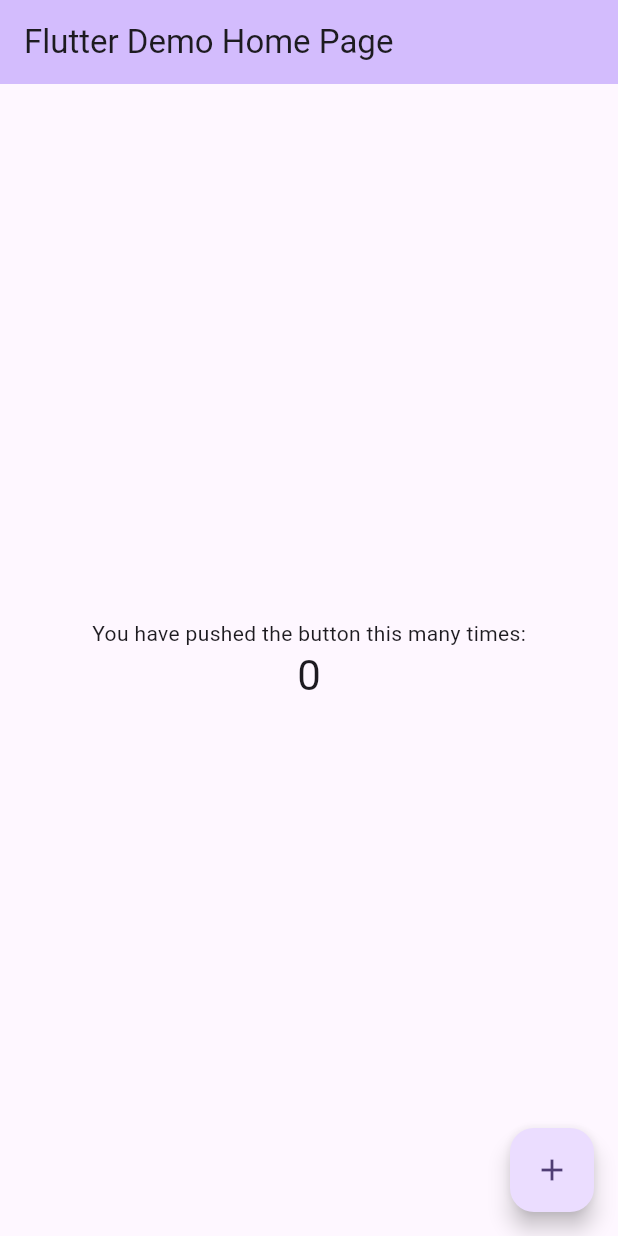
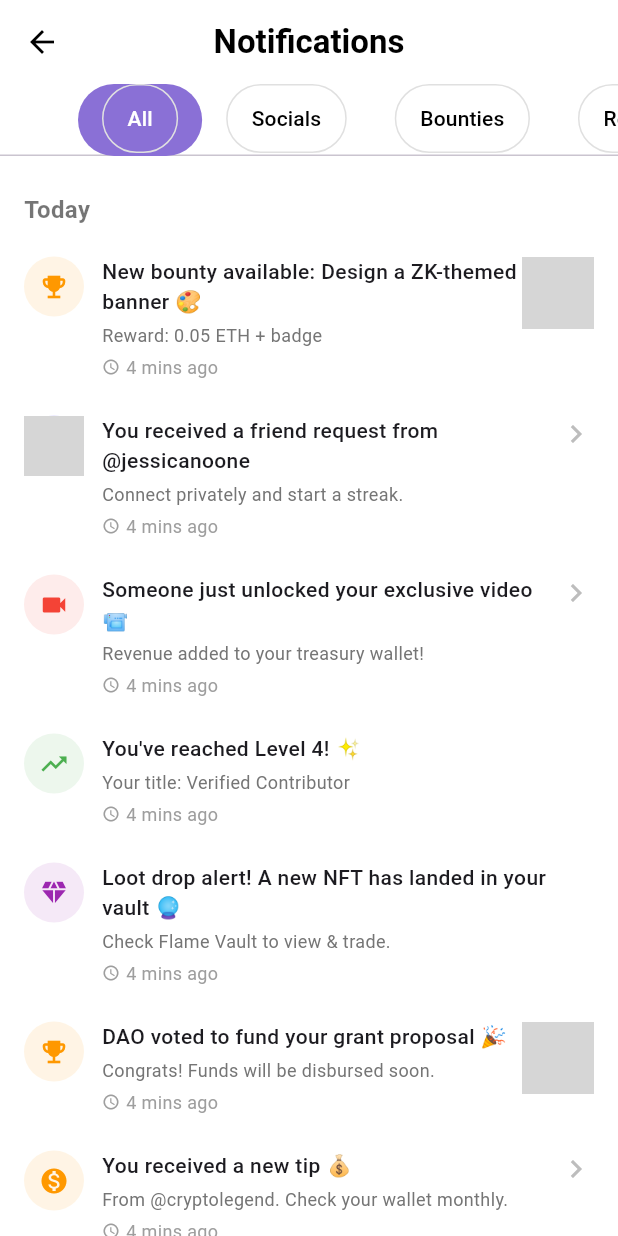
Before and after one commit to Suncrest-Labs/flame-mobile, a Flutter app: the screen it shows after launch, on a phone screen of 412 x 824 dp. Run offline on Flutter 3.47's test engine with Material 3 defaults, Android fonts, the phone set to English and light mode, and no system bars; network calls fail; grey boxes are pictures that could not be loaded.

Commit message:
feat: Implement notifications screen with tabbed filtering
Add a comprehensive notifications screen that matches the design mockup with:
- Four tabs (All, Socials, Bounties, Rewards) for filtering notifications
- Date-based grouping of notifications (Today, Yesterday, 2 days ago)
- Custom notification types with appropriate icons and styling
- Interactive elements like chevrons for actionable notifications
- Support for avatars and thumbnail images
- Responsive layout that works across device sizes

The implementation includes:
- NotificationModel for structured data representation
- NotificationsData for sample notification content
- NotificationsScreen with tab controller and filtering logic
- NotificationItem widget for consistent rendering

This completes the notifications feature as specified in the design requirements.

```diff
--- /dev/null
+++ b/lib/data/notifications_data.dart
@@ -0,0 +1,153 @@
+import 'package:flame/models/notification_model.dart';
+
+class NotificationsData {
+  static List<NotificationModel> getAllNotifications() {
+    return [
+      // Today
+      NotificationModel(
+        id: '1',
+        message: 'New bounty available: Design a ZK-themed banner 🎨',
+        submessage: 'Reward: 0.05 ETH + badge',
+        timeAgo: '4 mins ago',
+        type: NotificationType.bounty,
+        imageUrl: 'https://hebbkx1anhila5yf.public.blob.vercel-storage.com/zip-blob/flame-mobile-main/android/app/src/main/res/mipmap-xhdpi/ic_launcher-1dnOyRQy4FCCko48Q2da8wKFzVzwlX.png',
+        date: 'Today',
+      ),
+      NotificationModel(
+        id: '2',
+        message: 'You received a friend request from @jessicanoone',
+        submessage: 'Connect privately and start a streak.',
+        timeAgo: '4 mins ago',
+        type: NotificationType.social,
+        hasChevron: true,
+        avatarUrl: 'https://hebbkx1anhila5yf.public.blob.vercel-storage.com/zip-blob/flame-mobile-main/android/app/src/main/res/mipmap-xhdpi/ic_launcher-1dnOyRQy4FCCko48Q2da8wKFzVzwlX.png',
+        date: 'Today',
+      ),
+      NotificationModel(
+        id: '3',
+        message: 'Someone just unlocked your exclusive video 📹',
+        submessage: 'Revenue added to your treasury wallet!',
+        timeAgo: '4 mins ago',
+        type: NotificationType.video,
+        hasChevron: true,
+        date: 'Today',
+      ),
+      NotificationModel(
+        id: '4',
+        message: 'You\'ve reached Level 4! ✨',
+        submessage: 'Your title: Verified Contributor',
+        timeAgo: '4 mins ago',
+        type: NotificationType.level,
+        date: 'Today',
+      ),
+      NotificationModel(
+        id: '5',
+        message: 'Loot drop alert! A new NFT has landed in your vault 🔮',
+        submessage: 'Check Flame Vault to view & trade.',
+        timeAgo: '4 mins ago',
+        type: NotificationType.nft,
+        date: 'Today',
+      ),
+
+      // Yesterday
+      NotificationModel(
+        id: '6',
+        message: 'You\'ve unlocked a mystery box 🎁',
+        submessage: 'Open it now to see what\'s inside.',
+        timeAgo: '4 mins ago',
+        type: NotificationType.reward,
+        hasChevron: true,
+        imageUrl: 'https://hebbkx1anhila5yf.public.blob.vercel-storage.com/zip-blob/flame-mobile-main/ios/Runner/Assets.xcassets/LaunchImage.imageset/LaunchImage%403x-KXQTC0W5Fncy4PqRf2jWtrKO7gLMPM.png',
+        date: 'Yesterday',
+      ),
+      NotificationModel(
+        id: '7',
+        message: 'Your daily login streak continues — Day 7',
+        submessage: 'More Flame Points unlocked. Stay lit 🔥',
+        timeAgo: '4 mins ago',
+        type: NotificationType.login,
+        hasChevron: true,
+        date: 'Yesterday',
+      ),
+      NotificationModel(
+        id: '8',
+        message: '@X_AE_A-13 just mentioned you in a post',
+        submessage: 'Check out this thread 👀',
+        timeAgo: '4 mins ago',
+        type: NotificationType.social,
+        hasChevron: true,
+        avatarUrl: 'https://hebbkx1anhila5yf.public.blob.vercel-storage.com/zip-blob/flame-mobile-main/android/app/src/main/res/mipmap-xhdpi/ic_launcher-1dnOyRQy4FCCko48Q2da8wKFzVzwlX.png',
+        date: 'Yesterday',
+      ),
+      NotificationModel(
+        id: '9',
+        message: 'Your bounty submission was accepted',
+        submessage: 'Reputation score updated. 50 XP earned.',
+        timeAgo: '4 mins ago',
+        type: NotificationType.bounty,
+        imageUrl: 'https://hebbkx1anhila5yf.public.blob.vercel-storage.com/zip-blob/flame-mobile-main/android/app/src/main/res/mipmap-xhdpi/ic_launcher-1dnOyRQy4FCCko48Q2da8wKFzVzwlX.png',
+        date: 'Yesterday',
+      ),
+
+      // 2 days ago
+      NotificationModel(
+        id: '10',
+        message: 'Your content just made 0.12 ETH',
+        submessage: 'Fans are loving what you post.',
+        timeAgo: '4 mins ago',
+        type: NotificationType.content,
+        hasChevron: true,
+        date: '2 days ago',
+      ),
+      NotificationModel(
+        id: '11',
+        message: 'You just earned 25 XP 🔥',
+        submessage: 'Keep streak! Keep engaging to level up faster.',
+        timeAgo: '4 mins ago',
+        type: NotificationType.reward,
+        hasChevron: true,
+        date: '2 days ago',
+      ),
+      NotificationModel(
+        id: '12',
+        message: 'DAO voted to fund your grant proposal 🎉',
+        submessage: 'Congrats! Funds will be disbursed soon.',
+        timeAgo: '4 mins ago',
+        type: NotificationType.bounty,
+        imageUrl: 'https://hebbkx1anhila5yf.public.blob.vercel-storage.com/zip-blob/flame-mobile-main/android/app/src/main/res/mipmap-xhdpi/ic_launcher-1dnOyRQy4FCCko48Q2da8wKFzVzwlX.png',
+        date: 'Today',
+      ),
+      NotificationModel(
+        id: '13',
+        message: 'You received a new tip 💰',
+        submessage: 'From @cryptolegend. Check your wallet monthly.',
+        timeAgo: '4 mins ago',
+        type: NotificationType.tip,
+        hasChevron: true,
+        date: 'Today',
+      ),
+    ];
+  }
+
+  static List<NotificationModel> getSocialNotifications() {
+    return getAllNotifications().where((notification) =>
+      notification.type == NotificationType.social
+    ).toList();
+  }
+
+  static List<NotificationModel> getBountyNotifications() {
+    return getAllNotifications().where((notification) =>
+      notification.type == NotificationType.bounty
+    ).toList();
+  }
+
+  static List<NotificationModel> getRewardNotifications() {
+    return getAllNotifications().where((notification) =>
+      notification.type == NotificationType.reward ||
+      notification.type == NotificationType.tip ||
+      notification.type == NotificationType.level ||
+      notification.type == NotificationType.nft ||
+      notification.type == NotificationType.login
+    ).toList();
+  }
+}
--- a/lib/main.dart
+++ b/lib/main.dart
@@ -1,4 +1,5 @@
 import 'package:flutter/material.dart';
+import 'package:flame/screens/notifications_screen.dart';
 
 void main() {
   runApp(const MyApp());
@@ -7,116 +8,19 @@ void main() {
 class MyApp extends StatelessWidget {
   const MyApp({super.key});
 
-  // This widget is the root of your application.
   @override
   Widget build(BuildContext context) {
     return MaterialApp(
       title: 'Flame',
+      debugShowCheckedModeBanner: false,
       theme: ThemeData(
-        // This is the theme of your application.
-        //
-        // TRY THIS: Try running your application with "flutter run". You'll see
-        // the application has a purple toolbar. Then, without quitting the app,
-        // try changing the seedColor in the colorScheme below to Colors.green
-        // and then invoke "hot reload" (save your changes or press the "hot
-        // reload" button in a Flutter-supported IDE, or press "r" if you used
-        // the command line to start the app).
-        //
-        // Notice that the counter didn't reset back to zero; the application
-        // state is not lost during the reload. To reset the state, use hot
-        // restart instead.
-        //
-        // This works for code too, not just values: Most code changes can be
-        // tested with just a hot reload.
-        colorScheme: ColorScheme.fromSeed(seedColor: Colors.deepPurple),
+        colorScheme: ColorScheme.fromSeed(
+          seedColor: const Color(0xFF8A70D6),
+          primary: const Color(0xFF8A70D6),
+        ),
+        useMaterial3: true,
       ),
-      home: const MyHomePage(title: 'Flutter Demo Home Page'),
+      home: const NotificationsScreen(),
     );
   }
 }
-
-class MyHomePage extends StatefulWidget {
-  const MyHomePage({super.key, required this.title});
-
-  // This widget is the home page of your application. It is stateful, meaning
-  // that it has a State object (defined below) that contains fields that affect
-  // how it looks.
-
-  // This class is the configuration for the state. It holds the values (in this
-  // case the title) provided by the parent (in this case the App widget) and
-  // used by the build method of the State. Fields in a Widget subclass are
-  // always marked "final".
-
-  final String title;
-
-  @override
-  State<MyHomePage> createState() => _MyHomePageState();
-}
-
-class _MyHomePageState extends State<MyHomePage> {
-  int _counter = 0;
-
-  void _incrementCounter() {
-    setState(() {
-      // This call to setState tells the Flutter framework that something has
-      // changed in this State, which causes it to rerun the build method below
-      // so that the display can reflect the updated values. If we changed
-      // _counter without calling setState(), then the build method would not be
-      // called again, and so nothing would appear to happen.
-      _counter++;
-    });
-  }
-
-  @override
-  Widget build(BuildContext context) {
-    // This method is rerun every time setState is called, for instance as done
-    // by the _incrementCounter method above.
-    //
-    // The Flutter framework has been optimized to make rerunning build methods
-    // fast, so that you can just rebuild anything that needs updating rather
-    // than having to individually change instances of widgets.
-    return Scaffold(
-      appBar: AppBar(
-        // TRY THIS: Try changing the color here to a specific color (to
-        // Colors.amber, perhaps?) and trigger a hot reload to see the AppBar
-        // change color while the other colors stay the same.
-        backgroundColor: Theme.of(context).colorScheme.inversePrimary,
-        // Here we take the value from the MyHomePage object that was created by
-        // the App.build method, and use it to set our appbar title.
-        title: Text(widget.title),
-      ),
-      body: Center(
-        // Center is a layout widget. It takes a single child and positions it
-        // in the middle of the parent.
-        child: Column(
-          // Column is also a layout widget. It takes a list of children and
-          // arranges them vertically. By default, it sizes itself to fit its
-          // children horizontally, and tries to be as tall as its parent.
-          //
-          // Column has various properties to control how it sizes itself and
-          // how it positions its children. Here we use mainAxisAlignment to
-          // center the children vertically; the main axis here is the vertical
-          // axis because Columns are vertical (the cross axis would be
-          // horizontal).
-          //
-          // TRY THIS: Invoke "debug painting" (choose the "Toggle Debug Paint"
-          // action in the IDE, or press "p" in the console), to see the
-          // wireframe for each widget.
-          mainAxisAlignment: MainAxisAlignment.center,
-          children: <Widget>[
-            const Text('You have pushed the button this many times:'),
-            Text(
-              '$_counter',
-              style: Theme.of(context).textTheme.headlineMedium,
-            ),
-          ],
-        ),
-      ),
-      floatingActionButton: FloatingActionButton(
-        onPressed: _incrementCounter,
-        tooltip: 'Increment',
-        child: const Icon(Icons.add),
-      ), // This trailing comma makes auto-formatting nicer for build methods.
-    );
-  }
-}
--- /dev/null
+++ b/lib/models/notification_model.dart
@@ -0,0 +1,106 @@
+import 'package:flutter/material.dart';
+
+enum NotificationType {
+  social,
+  bounty,
+  reward,
+  video,
+  level,
+  nft,
+  login,
+  content,
+  tip,
+}
+
+class NotificationModel {
+  final String id;
+  final String message;
+  final String? submessage;
+  final String timeAgo;
+  final NotificationType type;
+  final String? imageUrl;
+  final bool hasChevron;
+  final String? avatarUrl;
+  final String? date;
+
+  NotificationModel({
+    required this.id,
+    required this.message,
+    this.submessage,
+    required this.timeAgo,
+    required this.type,
+    this.imageUrl,
+    this.hasChevron = false,
+    this.avatarUrl,
+    this.date,
+  });
+
+  IconData get icon {
+    switch (type) {
+      case NotificationType.social:
+        return Icons.person;
+      case NotificationType.bounty:
+        return Icons.emoji_events;
+      case NotificationType.reward:
+        return Icons.star;
+      case NotificationType.video:
+        return Icons.videocam;
+      case NotificationType.level:
+        return Icons.trending_up;
+      case NotificationType.nft:
+        return Icons.diamond;
+      case NotificationType.login:
+        return Icons.login;
+      case NotificationType.content:
+        return Icons.article;
+      case NotificationType.tip:
+        return Icons.monetization_on;
+    }
+  }
+
+  Color get iconColor {
+    switch (type) {
+      case NotificationType.social:
+        return Colors.blue;
+      case NotificationType.bounty:
+        return Colors.orange;
+      case NotificationType.reward:
+        return Colors.orange;
+      case NotificationType.video:
+        return Colors.red;
+      case NotificationType.level:
+        return Colors.green;
+      case NotificationType.nft:
+        return Colors.purple;
+      case NotificationType.login:
+        return Colors.purple;
+      case NotificationType.content:
+        return Colors.orange;
+      case NotificationType.tip:
+        return Colors.orange;
+    }
+  }
+
+  Color get avatarBgColor {
+    switch (type) {
+      case NotificationType.social:
+        return Colors.blue.withOpacity(0.1);
+      case NotificationType.bounty:
+        return Colors.orange.withOpacity(0.1);
+      case NotificationType.reward:
+        return Colors.orange.withOpacity(0.1);
+      case NotificationType.video:
+        return Colors.red.withOpacity(0.1);
+      case NotificationType.level:
+        return Colors.green.withOpacity(0.1);
+      case NotificationType.nft:
+        return Colors.purple.withOpacity(0.1);
+      case NotificationType.login:
+        return Colors.purple.withOpacity(0.1);
+      case NotificationType.content:
+        return Colors.orange.withOpacity(0.1);
+      case NotificationType.tip:
+        return Colors.orange.withOpacity(0.1);
+    }
+  }
+}
--- /dev/null
+++ b/lib/screens/notifications_screen.dart
@@ -0,0 +1,151 @@
+import 'package:flutter/material.dart';
+import 'package:flame/data/notifications_data.dart';
+import 'package:flame/models/notification_model.dart';
+import 'package:flame/widgets/notification_item.dart';
+
+class NotificationsScreen extends StatefulWidget {
+  const NotificationsScreen({super.key});
+
+  @override
+  State<NotificationsScreen> createState() => _NotificationsScreenState();
+}
+
+class _NotificationsScreenState extends State<NotificationsScreen> with SingleTickerProviderStateMixin {
+  late TabController _tabController;
+  late List<NotificationModel> _currentNotifications;
+
+  @override
+  void initState() {
+    super.initState();
+    _tabController = TabController(length: 4, vsync: this);
+    _currentNotifications = NotificationsData.getAllNotifications();
+
+    _tabController.addListener(() {
+      setState(() {
+        switch (_tabController.index) {
+          case 0:
+            _currentNotifications = NotificationsData.getAllNotifications();
+            break;
+          case 1:
+            _currentNotifications = NotificationsData.getSocialNotifications();
+            break;
+          case 2:
+            _currentNotifications = NotificationsData.getBountyNotifications();
+            break;
+          case 3:
+            _currentNotifications = NotificationsData.getRewardNotifications();
+            break;
+        }
+      });
+    });
+  }
+
+  @override
+  void dispose() {
+    _tabController.dispose();
+    super.dispose();
+  }
+
+  @override
+  Widget build(BuildContext context) {
+    return Scaffold(
+      backgroundColor: Colors.white,
+      appBar: AppBar(
+        backgroundColor: Colors.white,
+        elevation: 0,
+        leading: IconButton(
+          icon: const Icon(Icons.arrow_back, color: Colors.black),
+          onPressed: () {
+            Navigator.of(context).pop();
+          },
+        ),
+        title: const Text(
+          'Notifications',
+          style: TextStyle(
+            color: Colors.black,
+            fontWeight: FontWeight.bold,
+          ),
+        ),
+        centerTitle: true,
+        bottom: PreferredSize(
+          preferredSize: const Size.fromHeight(48),
+          child: Align(
+            alignment: Alignment.centerLeft,
+            child: TabBar(
+              controller: _tabController,
+              isScrollable: true,
+              labelColor: Colors.white,
+              unselectedLabelColor: Colors.black,
+              indicatorSize: TabBarIndicatorSize.tab,
+              indicator: BoxDecoration(
+                borderRadius: BorderRadius.circular(50),
+                color: const Color(0xFF8A70D6),
+              ),
+              tabs: [
+                _buildTab('All'),
+                _buildTab('Socials'),
+                _buildTab('Bounties'),
+                _buildTab('Rewards'),
+              ],
+            ),
+          ),
+        ),
+      ),
+      body: _buildNotificationsList(),
+    );
+  }
+
+  Widget _buildTab(String title) {
+    return Tab(
+      child: Container(
+        padding: const EdgeInsets.symmetric(horizontal: 16),
+        decoration: BoxDecoration(
+          borderRadius: BorderRadius.circular(50),
+          border: Border.all(color: Colors.grey.shade300, width: 1),
+        ),
+        child: Center(
+          child: Text(title),
+        ),
+      ),
+    );
+  }
+
+  Widget _buildNotificationsList() {
+    // Group notifications by date
+    Map<String, List<NotificationModel>> groupedNotifications = {};
+
+    for (var notification in _currentNotifications) {
+      if (!groupedNotifications.containsKey(notification.date)) {
+        groupedNotifications[notification.date!] = [];
+      }
+      groupedNotifications[notification.date]!.add(notification);
+    }
+
+    return ListView.builder(
+      padding: const EdgeInsets.only(top: 16),
+      itemCount: groupedNotifications.length,
+      itemBuilder: (context, index) {
+        String date = groupedNotifications.keys.elementAt(index);
+        List<NotificationModel> notifications = groupedNotifications[date]!;
+
+        return Column(
+          crossAxisAlignment: CrossAxisAlignment.start,
+          children: [
+            Padding(
+              padding: const EdgeInsets.symmetric(horizontal: 16, vertical: 8),
+              child: Text(
+                date,
+                style: const TextStyle(
+                  fontWeight: FontWeight.bold,
+                  fontSize: 16,
+                  color: Colors.black54,
+                ),
+              ),
+            ),
+            ...notifications.map((notification) => NotificationItem(notification: notification)).toList(),
+          ],
+        );
+      },
+    );
+  }
+}
--- /dev/null
+++ b/lib/widgets/notification_item.dart
@@ -0,0 +1,118 @@
+import 'package:flutter/material.dart';
+import 'package:flame/models/notification_model.dart';
+
+class NotificationItem extends StatelessWidget {
+  final NotificationModel notification;
+
+  const NotificationItem({
+    super.key,
+    required this.notification,
+  });
+
+  @override
+  Widget build(BuildContext context) {
+    return Container(
+      margin: const EdgeInsets.symmetric(vertical: 4),
+      child: InkWell(
+        onTap: () {
+          // Handle notification tap
+        },
+        child: Padding(
+          padding: const EdgeInsets.symmetric(horizontal: 16, vertical: 8),
+          child: Row(
+            crossAxisAlignment: CrossAxisAlignment.start,
+            children: [
+              _buildAvatar(),
+              const SizedBox(width: 12),
+              Expanded(
+                child: Column(
+                  crossAxisAlignment: CrossAxisAlignment.start,
+                  children: [
+                    Text(
+                      notification.message,
+                      style: const TextStyle(
+                        fontWeight: FontWeight.w500,
+                        fontSize: 14,
+                      ),
+                    ),
+                    if (notification.submessage != null)
+                      Padding(
+                        padding: const EdgeInsets.only(top: 4),
+                        child: Text(
+                          notification.submessage!,
+                          style: TextStyle(
+                            color: Colors.grey.shade600,
+                            fontSize: 12,
+                          ),
+                        ),
+                      ),
+                    Padding(
+                      padding: const EdgeInsets.only(top: 4),
+                      child: Row(
+                        children: [
+                          Icon(
+                            Icons.access_time,
+                            size: 12,
+                            color: Colors.grey.shade500,
+                          ),
+                          const SizedBox(width: 4),
+                          Text(
+                            notification.timeAgo,
+                            style: TextStyle(
+                              color: Colors.grey.shade500,
+                              fontSize: 12,
+                            ),
+                          ),
+                        ],
+                      ),
+                    ),
+                  ],
+                ),
+              ),
+              if (notification.imageUrl != null)
+                Container(
+                  width: 48,
+                  height: 48,
+                  decoration: BoxDecoration(
+                    borderRadius: BorderRadius.circular(8),
+                    image: DecorationImage(
+                      image: NetworkImage(notification.imageUrl!),
+                      fit: BoxFit.cover,
+                    ),
+                  ),
+                ),
+              if (notification.hasChevron)
+                Padding(
+                  padding: const EdgeInsets.only(left: 8),
+                  child: Icon(
+                    Icons.chevron_right,
+                    color: Colors.grey.shade400,
+                  ),
+                ),
+            ],
+          ),
+        ),
+      ),
+    );
+  }
+
+  Widget _buildAvatar() {
+    return Container(
+      width: 40,
+      height: 40,
+      decoration: BoxDecoration(
+        color: notification.avatarBgColor,
+        shape: BoxShape.circle,
+      ),
+      child: notification.avatarUrl != null
+          ? CircleAvatar(
+              backgroundImage: NetworkImage(notification.avatarUrl!),
+            )
+          : Icon(
+              notification.icon,
+              color: notification.iconColor,
+              size: 20,
+            ),
+    );
+  }
+}
```
